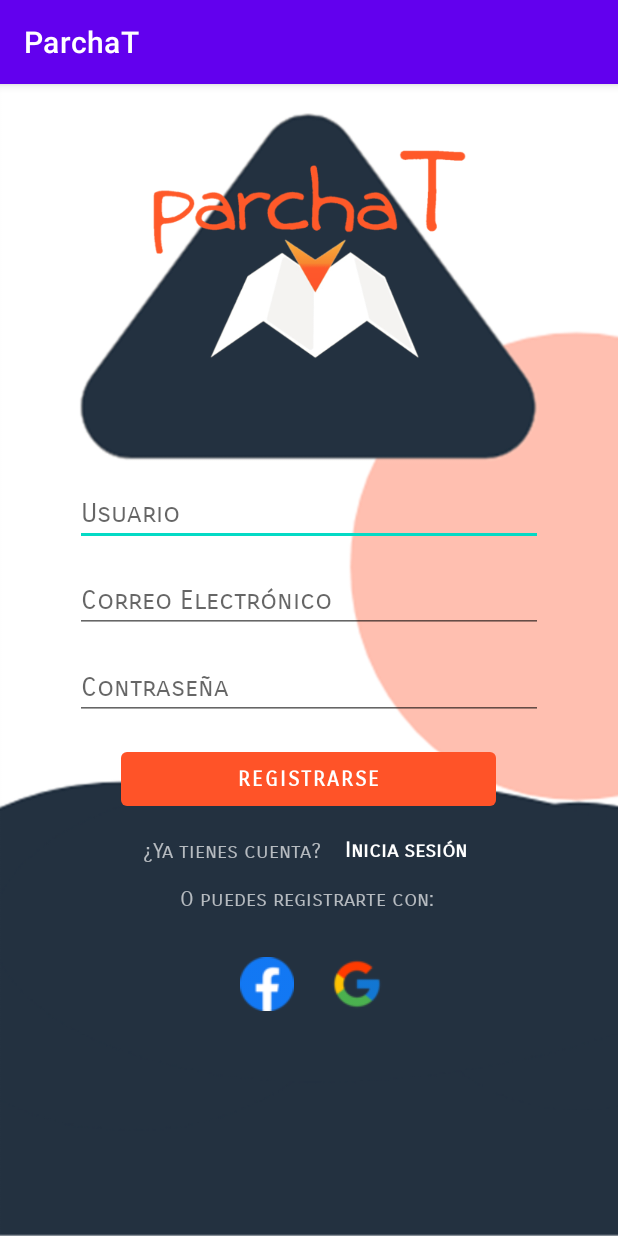
After one commit to daveloper32/parchaT, an Android app: the registro screen opened directly, with no data from a screen before it, on a phone screen of 412 x 824 dp. The commit adds this screen. Run offline under Robolectric (Android 15) with nearby library versions, the phone set to English and light mode, and no system bars.

Commit message:
Se agrega el registro del usuario

```diff
--- a/app/src/main/AndroidManifest.xml
+++ b/app/src/main/AndroidManifest.xml
@@ -9,6 +9,7 @@
         android:roundIcon="@mipmap/ic_launcher_round"
         android:supportsRtl="true"
         android:theme="@style/Theme.ParchaT">
+        <activity android:name=".registro"></activity>
         <activity android:name=".MainActivity">
             <intent-filter>
                 <action android:name="android.intent.action.MAIN" />
--- /dev/null
+++ b/app/src/main/java/com/developers/parchat/registro.java
@@ -0,0 +1,14 @@
+package com.developers.parchat;
+
+import androidx.appcompat.app.AppCompatActivity;
+
+import android.os.Bundle;
+
+public class registro extends AppCompatActivity {
+
+    @Override
+    protected void onCreate(Bundle savedInstanceState) {
+        super.onCreate(savedInstanceState);
+        setContentView(R.layout.activity_registro);
+    }
+}
--- /dev/null
+++ b/app/src/main/res/layout/activity_registro.xml
@@ -0,0 +1,138 @@
+<?xml version="1.0" encoding="utf-8"?>
+<androidx.constraintlayout.widget.ConstraintLayout xmlns:android="http://schemas.android.com/apk/res/android"
+    xmlns:app="http://schemas.android.com/apk/res-auto"
+    xmlns:tools="http://schemas.android.com/tools"
+    android:layout_width="match_parent"
+    android:layout_height="match_parent"
+    android:background="@drawable/Fondo"
+    android:padding="20dp"
+    tools:context=".registro">
+
+    <LinearLayout
+        android:layout_width="match_parent"
+        android:layout_height="match_parent"
+        android:orientation="vertical"
+        android:layout_marginTop="20dp"
+        android:paddingLeft="30dp"
+        android:paddingRight="30dp">
+
+        <ImageView
+            android:id="@+id/logo"
+            android:layout_width="210dp"
+            android:layout_height="150dp"
+            android:layout_gravity="center_horizontal"
+            android:contentDescription="@string/im_logo"
+            app:srcCompat="@drawable/ParchaT" />
+
+
+        <TextView
+            android:id="@+id/Registro"
+            android:layout_width="310dp"
+            android:layout_height="45dp"
+            android:gravity="center"
+            android:textColor="#FFFFFF"
+            android:textSize="34sp"
+            tools:text="@string/tv_registro" />
+
+        <EditText
+            android:id="@+id/Usuario"
+            android:layout_width="match_parent"
+            android:layout_height="wrap_content"
+            android:layout_marginTop="30dp"
+            android:fontFamily="sans-serif-smallcaps"
+            android:hint="@string/et_Usua"
+            android:importantForAutofill="no"
+            android:inputType="textPersonName" />
+
+        <EditText
+            android:id="@+id/Email"
+            android:layout_width="match_parent"
+            android:layout_height="wrap_content"
+            android:layout_marginTop="15dp"
+            android:hint="@string/et_Email"
+            android:inputType="textEmailAddress"
+            android:fontFamily="sans-serif-smallcaps"
+            android:importantForAutofill="no"/>
+
+        <EditText
+            android:id="@+id/contrasena"
+            android:layout_width="match_parent"
+            android:layout_height="wrap_content"
+            android:layout_marginTop="15dp"
+            android:hint="@string/et_contra"
+            android:inputType="text"
+            android:fontFamily="sans-serif-smallcaps"
+            android:importantForAutofill="no"/>
+
+        <Button
+            android:id="@+id/bRegis"
+            style="@style/Widget.MaterialComponents.Button.UnelevatedButton"
+            android:layout_width="250dp"
+            android:layout_height="wrap_content"
+            android:layout_gravity="center_horizontal"
+            android:layout_marginTop="15dp"
+            android:fontFamily="sans-serif-smallcaps"
+            android:text="@string/bt_regis"
+            android:textStyle="bold"
+            app:backgroundTint="#FF5328" />
+
+        <TextView
+            android:id="@+id/pregunta"
+            android:layout_width="match_parent"
+            android:layout_height="wrap_content"
+            android:layout_marginStart="45dp"
+            android:layout_marginLeft="45dp"
+            android:layout_marginTop="15dp"
+            android:layout_marginBottom="-18dp"
+            android:fontFamily="sans-serif-smallcaps"
+            android:text="@string/tv_pregunta"
+            android:textColor="#ABFFFFFF" />
+
+        <TextView
+            android:id="@+id/sesion"
+            android:layout_width="match_parent"
+            android:layout_height="wrap_content"
+            android:layout_marginStart="180dp"
+            android:layout_marginLeft="150dp"
+            android:fontFamily="sans-serif-smallcaps"
+            android:text="@string/tv_sesion"
+            android:textColor="#FFFFFF"
+            android:textStyle="bold" />
+
+        <TextView
+            android:id="@+id/posible"
+            android:layout_width="match_parent"
+            android:layout_height="wrap_content"
+            android:layout_marginStart="70dp"
+            android:layout_marginLeft="70dp"
+            android:layout_marginTop="15dp"
+            android:fontFamily="sans-serif-smallcaps"
+            android:text="@string/tv_regisOp"
+            android:textColor="#ABFFFFFF" />
+
+        <ImageButton
+            android:id="@+id/facebook"
+            android:layout_width="wrap_content"
+            android:layout_height="wrap_content"
+            android:layout_marginTop="30dp"
+            android:layout_marginStart="110dp"
+            android:layout_marginLeft="80dp"
+            android:layout_marginBottom="-36dp"
+            android:background="#00FFFFFF"
+            android:contentDescription="@string/ib_face"
+            android:src="@drawable/f"/>
+
+        <ImageButton
+            android:id="@+id/google"
+            android:layout_width="wrap_content"
+            android:layout_height="wrap_content"
+            android:layout_marginStart="170dp"
+            android:layout_marginLeft="170dp"
+            android:background="#00FFFFFF"
+            android:contentDescription="@string/ib_google"
+            android:src="@drawable/g" />
+
+
+    </LinearLayout>
+
+</androidx.constraintlayout.widget.ConstraintLayout>
--- a/app/src/main/res/values/strings.xml
+++ b/app/src/main/res/values/strings.xml
@@ -1,3 +1,14 @@
 <resources>
     <string name="app_name">ParchaT</string>
+    <string name="im_logo" >Logo parchaT</string>
+    <string name="et_Usua">Usuario</string>
+    <string name="et_Email">Correo Electrónico</string>
+    <string name="tv_registro">Registrate</string>
+    <string name="et_contra">Contraseña</string>
+    <string name="bt_regis">Registrarse</string>
+    <string name="tv_pregunta">¿Ya tienes cuenta?</string>
+    <string name="tv_sesion">Inicia sesión</string>
+    <string name="tv_regisOp">O puedes registrarte con: </string>
+    <string name="ib_face">facebook</string>
+    <string name="ib_google">google</string>
 </resources>
```
Also changed, not shown: app/src/main/res/drawable-v24/Fondo.png (added), app/src/main/res/drawable-v24/ParchaT.png (added), app/src/main/res/drawable-v24/f.png (added), app/src/main/res/drawable-v24/g.png (added).
